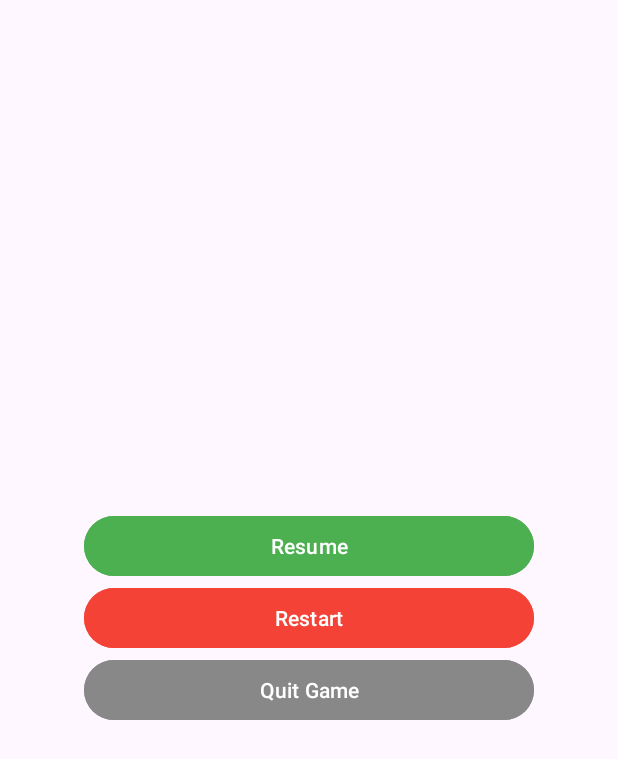
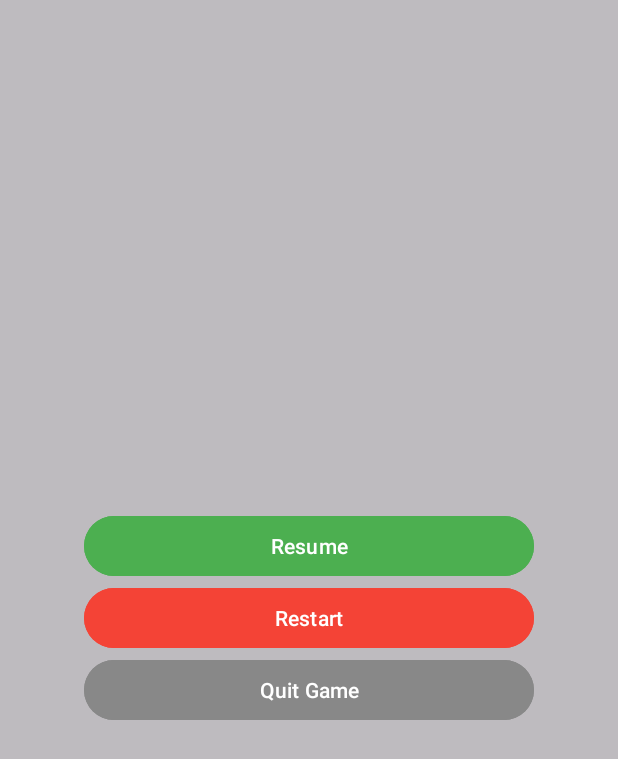
Before and after one commit to aaaa1597/AndKotlin-PianoTiles, an Android app: the fragment PauseFragment placed in its activity, on a phone screen of 412 x 824 dp. Shown: the top 759 px of the screen. Run offline under Robolectric (Android 15) with nearby library versions, the phone set to English and light mode, and no system bars; 3 statements that could not run were skipped.

Commit message:
pause画面::resumeボタン押下のCallBack機能を実装

```diff
--- a/app/src/main/res/layout/fragment_gameplay.xml
+++ b/app/src/main/res/layout/fragment_gameplay.xml
@@ -82,4 +82,10 @@
         app:layout_constraintLeft_toLeftOf="parent"
         app:layout_constraintRight_toRightOf="parent" />
 
+    <androidx.fragment.app.FragmentContainerView
+        android:id="@+id/fragment_pause"
+        android:name="com.example.pianotiles.PauseFragment"
+        android:layout_width="match_parent"
+        android:layout_height="match_parent" />
+
 </androidx.constraintlayout.widget.ConstraintLayout>
--- a/app/src/main/res/layout/fragment_pause.xml
+++ b/app/src/main/res/layout/fragment_pause.xml
@@ -1,10 +1,13 @@
 <?xml version="1.0" encoding="utf-8"?>
-<androidx.constraintlayout.widget.ConstraintLayout xmlns:android="http://schemas.android.com/apk/res/android"
+<androidx.constraintlayout.widget.ConstraintLayout
+    xmlns:android="http://schemas.android.com/apk/res/android"
     xmlns:tools="http://schemas.android.com/tools"
+    android:id="@+id/frg_pause"
     android:layout_width="match_parent"
     android:layout_height="match_parent"
     xmlns:app="http://schemas.android.com/apk/res-auto"
-    tools:context=".PauseFragment">
+    tools:context=".PauseFragment"
+    android:background="#88888888" >
 
     <Button
         android:id="@+id/btn_resume"
```
Also changed, not shown: app/src/main/java/com/example/pianotiles/GameplayFragment.kt (+10 -4 lines), app/src/main/java/com/example/pianotiles/PauseFragment.kt (+10 -4 lines).
